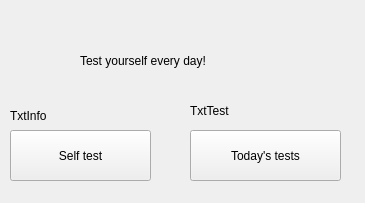
Old version of the form QtCode/CardTest/testmain.ui in the repository Zhang-JK/Memorier.
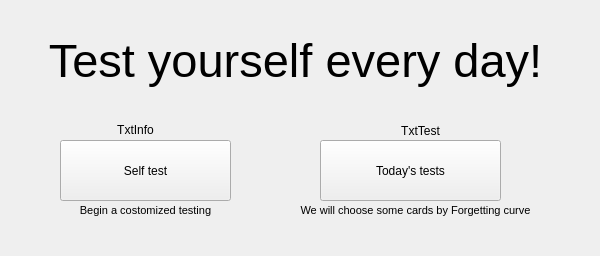
New version of the form.

Diff of the .ui file:
```diff
--- a/QtCode/CardTest/testmain.ui
+++ b/QtCode/CardTest/testmain.ui
@@ -6,8 +6,8 @@
    <rect>
     <x>0</x>
     <y>0</y>
-    <width>365</width>
-    <height>203</height>
+    <width>600</width>
+    <height>256</height>
    </rect>
   </property>
   <property name="windowTitle">
@@ -17,36 +17,47 @@
    <widget class="QLabel" name="Fixlabel_1">
     <property name="geometry">
      <rect>
-      <x>80</x>
+      <x>0</x>
       <y>20</y>
-      <width>291</width>
+      <width>591</width>
       <height>81</height>
      </rect>
     </property>
+    <property name="font">
+     <font>
+      <pointsize>35</pointsize>
+     </font>
+    </property>
     <property name="text">
      <string>Test yourself every day!</string>
     </property>
+    <property name="alignment">
+     <set>Qt::AlignCenter</set>
+    </property>
    </widget>
    <widget class="QLabel" name="TxtTest">
     <property name="geometry">
      <rect>
-      <x>190</x>
-      <y>90</y>
-      <width>161</width>
-      <height>41</height>
+      <x>270</x>
+      <y>120</y>
+      <width>301</width>
+      <height>21</height>
      </rect>
     </property>
     <property name="text">
      <string>TxtTest</string>
     </property>
+    <property name="alignment">
+     <set>Qt::AlignCenter</set>
+    </property>
    </widget>
    <widget class="QPushButton" name="ButToday">
     <property name="geometry">
      <rect>
-      <x>190</x>
-      <y>130</y>
-      <width>151</width>
-      <height>51</height>
+      <x>320</x>
+      <y>140</y>
+      <width>181</width>
+      <height>61</height>
      </rect>
     </property>
     <property name="text">
@@ -56,10 +67,10 @@
    <widget class="QPushButton" name="ButSelf">
     <property name="geometry">
      <rect>
-      <x>10</x>
-      <y>130</y>
-      <width>141</width>
-      <height>51</height>
+      <x>60</x>
+      <y>140</y>
+      <width>171</width>
+      <height>61</height>
      </rect>
     </property>
     <property name="text">
@@ -69,14 +80,59 @@
    <widget class="QLabel" name="TxtInfo">
     <property name="geometry">
      <rect>
-      <x>10</x>
-      <y>100</y>
-      <width>161</width>
-      <height>31</height>
+      <x>0</x>
+      <y>120</y>
+      <width>271</width>
+      <height>20</height>
      </rect>
     </property>
     <property name="text">
      <string>TxtInfo</string>
+    </property>
+    <property name="alignment">
+     <set>Qt::AlignCenter</set>
+    </property>
+   </widget>
+   <widget class="QLabel" name="labelAll_3">
+    <property name="geometry">
+     <rect>
+      <x>280</x>
+      <y>200</y>
+      <width>271</width>
+      <height>21</height>
+     </rect>
+    </property>
+    <property name="font">
+     <font>
+      <pointsize>8</pointsize>
+     </font>
+    </property>
+    <property name="text">
+     <string>We will choose some cards by Forgetting curve</string>
+    </property>
+    <property name="alignment">
+     <set>Qt::AlignCenter</set>
+    </property>
+   </widget>
+   <widget class="QLabel" name="labelAll_4">
+    <property name="geometry">
+     <rect>
+      <x>10</x>
+      <y>200</y>
+      <width>271</width>
+      <height>21</height>
+     </rect>
+    </property>
+    <property name="font">
+     <font>
+      <pointsize>8</pointsize>
+     </font>
+    </property>
+    <property name="text">
+     <string>Begin a costomized testing</string>
+    </property>
+    <property name="alignment">
+     <set>Qt::AlignCenter</set>
     </property>
    </widget>
   </widget>
```
